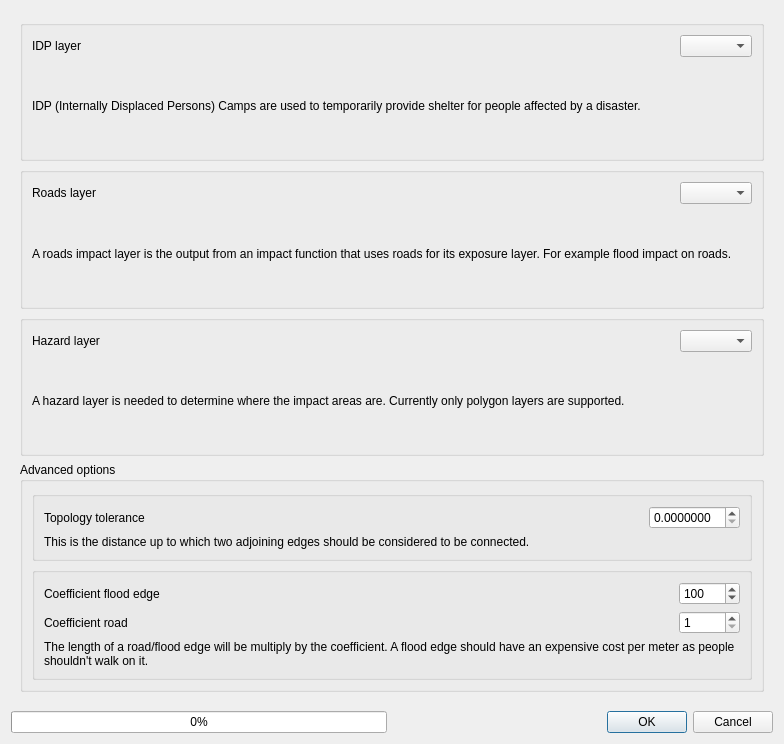
Above: safe/routing/gui/routing_dialog_base.ui from inasafe/inasafe before the change. Below: the same form after it.
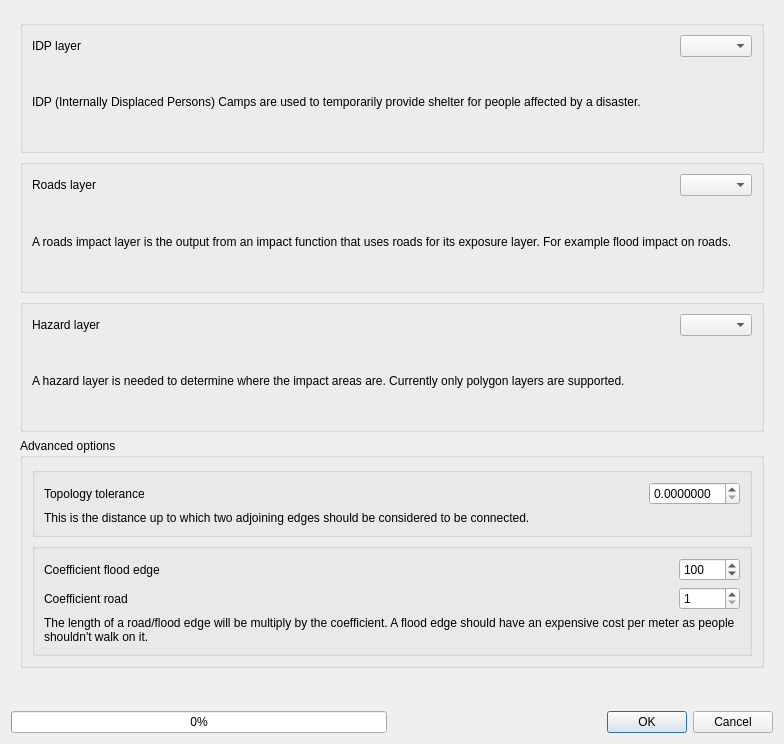
That is the form after the change.

Commit message: remove the processing progress bar, using our own process

```diff
--- a/safe/routing/gui/routing_dialog_base.ui
+++ b/safe/routing/gui/routing_dialog_base.ui
@@ -49,7 +49,7 @@
         <x>0</x>
         <y>0</y>
         <width>776</width>
-        <height>694</height>
+        <height>663</height>
        </rect>
       </property>
       <layout class="QVBoxLayout" name="verticalLayout_6">
@@ -482,6 +482,13 @@
      </widget>
     </widget>
    </item>
+   <item>
+    <widget class="QLabel" name="progress_text">
+     <property name="text">
+      <string notr="true"/>
+     </property>
+    </widget>
+   </item>
    <item>
     <layout class="QHBoxLayout" name="horizontalLayout_7">
      <item>
```
Left out of the diff: 2 changed lines with no effect on the pictures. The commit also changes 2 other files.
